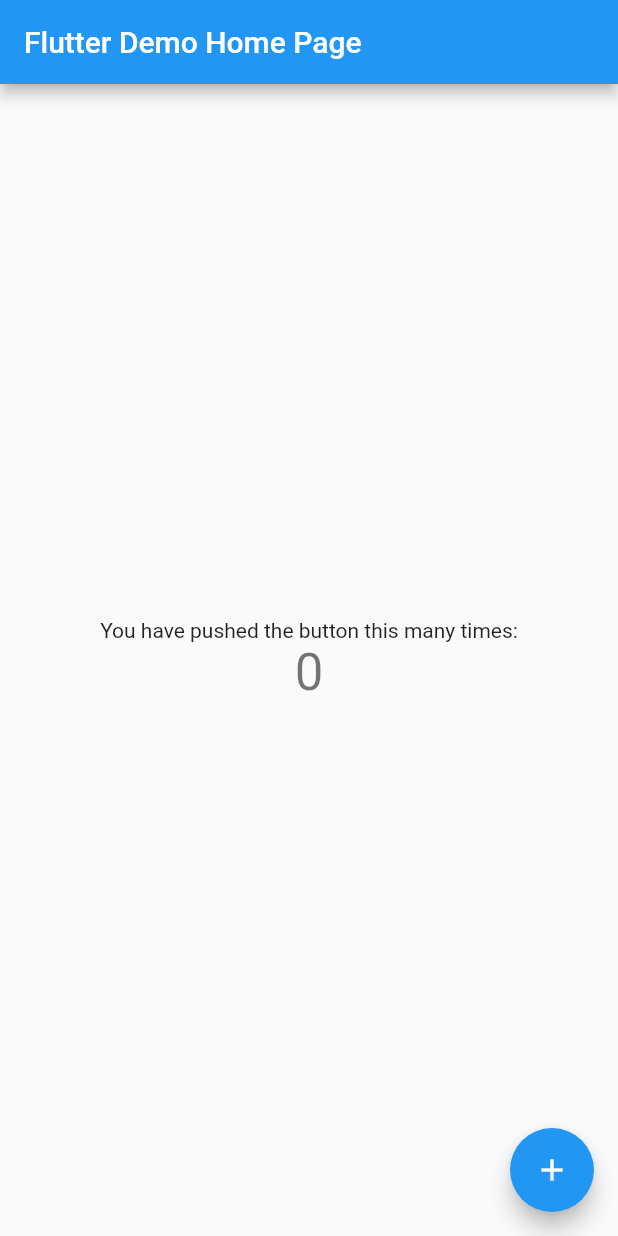
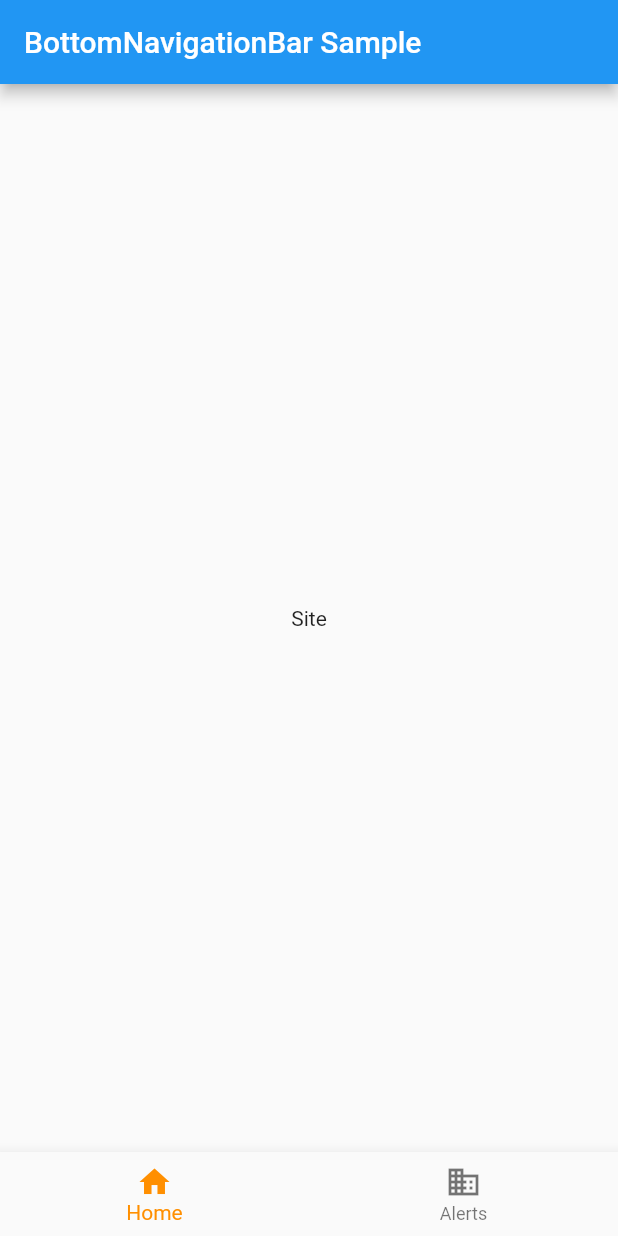
Before and after one commit to bocchifrancescog/crevice, a Flutter app: the screen it shows after launch, on a phone screen of 412 x 824 dp. Run offline on Flutter 3.47's test engine with Material 2 defaults, Android fonts, the phone set to English and light mode, and no system bars.

Commit message:
base routing

```diff
--- a/frontend/crevice/lib/main.dart
+++ b/frontend/crevice/lib/main.dart
@@ -1,4 +1,6 @@
 import 'package:flutter/material.dart';
+import 'site/site_page.dart';
+import 'alert/alert_page.dart';
 
 void main() {
   runApp(MyApp());
@@ -11,34 +13,15 @@
     return MaterialApp(
       title: 'Crevice',
       theme: ThemeData(
-        // This is the theme of your application.
-        //
-        // Try running your application with "flutter run". You'll see the
-        // application has a blue toolbar. Then, without quitting the app, try
-        // changing the primarySwatch below to Colors.green and then invoke
-        // "hot reload" (press "r" in the console where you ran "flutter run",
-        // or simply save your changes to "hot reload" in a Flutter IDE).
-        // Notice that the counter didn't reset back to zero; the application
-        // is not restarted.
         primarySwatch: Colors.blue,
       ),
-      home: MyHomePage(title: 'Flutter Demo Home Page'),
+       home: RoutePage(),
     );
   }
 }
 
 class MyHomePage extends StatefulWidget {
   MyHomePage({Key key, this.title}) : super(key: key);
-
-  // This widget is the home page of your application. It is stateful, meaning
-  // that it has a State object (defined below) that contains fields that affect
-  // how it looks.
-
-  // This class is the configuration for the state. It holds the values (in this
-  // case the title) provided by the parent (in this case the App widget) and
-  // used by the build method of the State. Fields in a Widget subclass are
-  // always marked "final".
-
   final String title;
 
   @override
@@ -46,68 +29,71 @@
 }
 
 class _MyHomePageState extends State<MyHomePage> {
-  int _counter = 0;
+  @override
+  Widget build(BuildContext context) {
+    return Scaffold(
+      appBar: AppBar(
+        title: Text(widget.title),
+      ),
+      body: Center(
+        child: Column(
+          mainAxisAlignment: MainAxisAlignment.center,
+          children: <Widget>[
+            Text(
+              'You have pushed the button this many times:',
+            ),
+          ],
+        ),
+      ), // This trailing comma makes auto-formatting nicer for build methods.
+    );
+  }
+}
 
-  void _incrementCounter() {
+class RoutePage extends StatefulWidget {
+  RoutePage({Key key}) : super(key: key);
+
+  @override
+  _RoutePage createState() => _RoutePage();
+}
+
+class _RoutePage extends State<RoutePage> {
+  int _selectedIndex = 0;
+
+  final List<Widget> _widgetOptions = <Widget>[
+    SitePage(),
+    AlertPage(),
+  ];
+
+  void _onItemTapped(int index) {
     setState(() {
-      // This call to setState tells the Flutter framework that something has
-      // changed in this State, which causes it to rerun the build method below
-      // so that the display can reflect the updated values. If we changed
-      // _counter without calling setState(), then the build method would not be
-      // called again, and so nothing would appear to happen.
-      _counter++;
+      _selectedIndex = index;
     });
   }
 
   @override
   Widget build(BuildContext context) {
-    // This method is rerun every time setState is called, for instance as done
-    // by the _incrementCounter method above.
-    //
-    // The Flutter framework has been optimized to make rerunning build methods
-    // fast, so that you can just rebuild anything that needs updating rather
-    // than having to individually change instances of widgets.
     return Scaffold(
       appBar: AppBar(
-        // Here we take the value from the MyHomePage object that was created by
-        // the App.build method, and use it to set our appbar title.
-        title: Text(widget.title),
+        title: const Text('BottomNavigationBar Sample'),
       ),
       body: Center(
-        // Center is a layout widget. It takes a single child and positions it
-        // in the middle of the parent.
-        child: Column(
-          // Column is also a layout widget. It takes a list of children and
-          // arranges them vertically. By default, it sizes itself to fit its
-          // children horizontally, and tries to be as tall as its parent.
-          //
-          // Invoke "debug painting" (press "p" in the console, choose the
-          // "Toggle Debug Paint" action from the Flutter Inspector in Android
-          // Studio, or the "Toggle Debug Paint" command in Visual Studio Code)
-          // to see the wireframe for each widget.
-          //
-          // Column has various properties to control how it sizes itself and
-          // how it positions its children. Here we use mainAxisAlignment to
-          // center the children vertically; the main axis here is the vertical
-          // axis because Columns are vertical (the cross axis would be
-          // horizontal).
-          mainAxisAlignment: MainAxisAlignment.center,
-          children: <Widget>[
-            Text(
-              'You have pushed the button this many times:',
-            ),
-            Text(
-              '$_counter',
-              style: Theme.of(context).textTheme.headline4,
-            ),
-          ],
-        ),
+        child: _widgetOptions.elementAt(_selectedIndex),
       ),
-      floatingActionButton: FloatingActionButton(
-        onPressed: _incrementCounter,
-        tooltip: 'Increment',
-        child: Icon(Icons.add),
-      ), // This trailing comma makes auto-formatting nicer for build methods.
+      bottomNavigationBar: BottomNavigationBar(
+        items: const <BottomNavigationBarItem>[
+          BottomNavigationBarItem(
+            icon: Icon(Icons.home),
+            label: 'Home',
+          ),
+          BottomNavigationBarItem(
+            icon: Icon(Icons.business),
+            label: 'Alerts',
+          ),
+        ],
+        currentIndex: _selectedIndex,
+        selectedItemColor: Colors.amber[800],
+        onTap: _onItemTapped,
+      ),
     );
   }
 }
--- /dev/null
+++ b/frontend/crevice/lib/site/site_page.dart
@@ -0,0 +1,11 @@
+import 'package:flutter/material.dart';
+
+class SitePage extends StatelessWidget {
+  // This widget is the root of your application.
+  @override
+  Widget build(BuildContext context) {
+    return Center(
+      child: Text('Site'),
+    );
+  }
+}
```
Also changed, not shown: frontend/crevice/lib/alert/alert_page.dart (added, +11 -0 lines).
